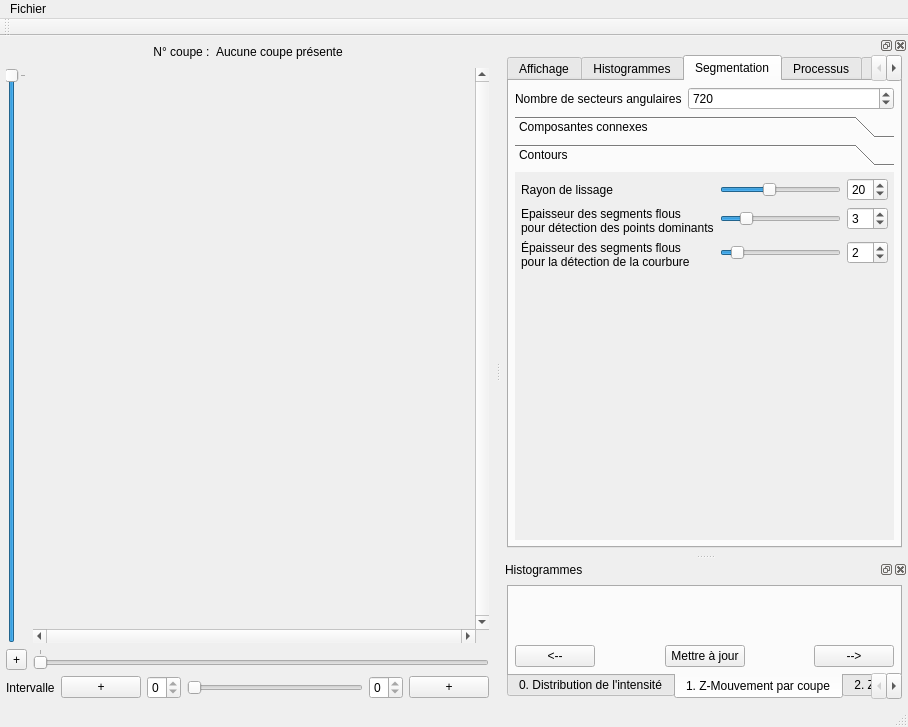
The window that ui/mainwindow.ui (akrah/TKDetection) describes before a commit, drawn with Qt 5.
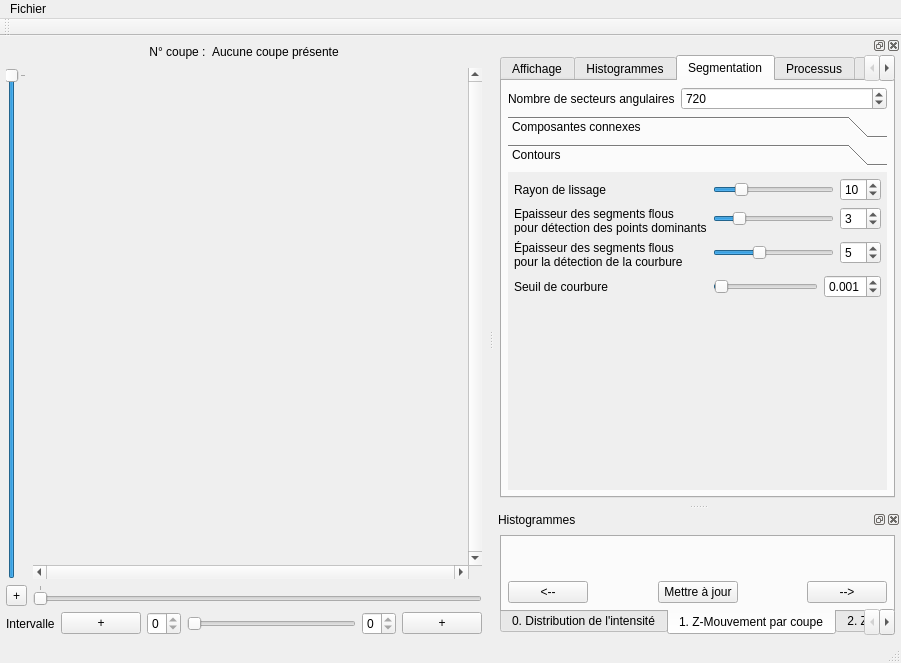
The same window after the commit. The open tabs and pages were chosen to show the change. Custom widgets are drawn as their Qt base class.

Commit message: Suppression de la détection des points dominants + ajout du seuil de courbure

The edit to the form file:
```diff
--- a/ui/mainwindow.ui
+++ b/ui/mainwindow.ui
@@ -6,8 +6,8 @@
    <rect>
     <x>0</x>
     <y>0</y>
-    <width>908</width>
-    <height>727</height>
+    <width>901</width>
+    <height>663</height>
    </rect>
   </property>
   <property name="windowTitle">
@@ -205,7 +205,7 @@
     <rect>
      <x>0</x>
      <y>0</y>
-     <width>908</width>
+     <width>901</width>
      <height>25</height>
     </rect>
    </property>
@@ -1757,8 +1757,8 @@
              <rect>
               <x>0</x>
               <y>0</y>
-              <width>351</width>
-              <height>129</height>
+              <width>441</width>
+              <height>220</height>
              </rect>
             </property>
             <attribute name="label">
@@ -1802,7 +1802,7 @@
                   <number>12</number>
                  </property>
                  <property name="value">
-                  <number>2</number>
+                  <number>5</number>
                  </property>
                  <property name="orientation">
                   <enum>Qt::Horizontal</enum>
@@ -1818,7 +1818,7 @@
                   <number>12</number>
                  </property>
                  <property name="value">
-                  <number>2</number>
+                  <number>5</number>
                  </property>
                 </widget>
                </item>
@@ -1832,7 +1832,7 @@
                   <number>50</number>
                  </property>
                  <property name="value">
-                  <number>20</number>
+                  <number>10</number>
                  </property>
                  <property name="orientation">
                   <enum>Qt::Horizontal</enum>
@@ -1848,7 +1848,7 @@
                   <number>50</number>
                  </property>
                  <property name="value">
-                  <number>20</number>
+                  <number>10</number>
                  </property>
                 </widget>
                </item>
@@ -1887,6 +1887,46 @@
                </item>
               </layout>
              </item>
+             <item row="3" column="0">
+              <widget class="QLabel" name="label_41">
+               <property name="text">
+                <string>Seuil de courbure</string>
+               </property>
+              </widget>
+             </item>
+             <item row="3" column="1">
+              <layout class="QHBoxLayout" name="horizontalLayout_40">
+               <item>
+                <widget class="QSlider" name="_sliderCurvatureThreshold">
+                 <property name="maximum">
+                  <number>100</number>
+                 </property>
+                 <property name="value">
+                  <number>1</number>
+                 </property>
+                 <property name="orientation">
+                  <enum>Qt::Horizontal</enum>
+                 </property>
+                </widget>
+               </item>
+               <item>
+                <widget class="QDoubleSpinBox" name="_spinCurvatureThreshold">
+                 <property name="decimals">
+                  <number>3</number>
+                 </property>
+                 <property name="maximum">
+                  <double>0.100000000000000</double>
+                 </property>
+                 <property name="singleStep">
+                  <double>0.001000000000000</double>
+                 </property>
+                 <property name="value">
+                  <double>0.001000000000000</double>
+                 </property>
+                </widget>
+               </item>
+              </layout>
+             </item>
             </layout>
            </widget>
           </widget>
```
Left out of the diff: 26 changed lines with no effect on the pictures. The commit also changes 15 other files.
